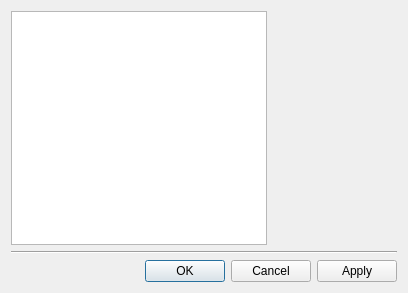
Before: the Qt Designer form src/options/ui_options.ui in psi-im/psi, drawn with Qt 5.
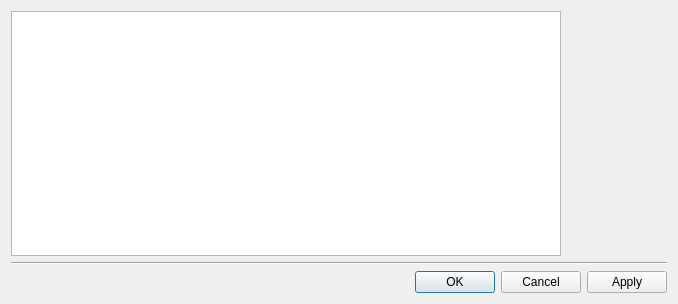
After: the same form once the commit is applied. Custom widgets are drawn as their Qt base class.

Commit message: Options: Prevent flickering when switching tabs

The edit to the form file:
```diff
--- a/src/options/ui_options.ui
+++ b/src/options/ui_options.ui
@@ -6,8 +6,8 @@
    <rect>
     <x>0</x>
     <y>0</y>
-    <width>408</width>
-    <height>293</height>
+    <width>516</width>
+    <height>304</height>
    </rect>
   </property>
   <property name="windowTitle">
@@ -26,7 +26,7 @@
        </property>
        <property name="minimumSize">
         <size>
-         <width>50</width>
+         <width>550</width>
          <height>0</height>
         </size>
        </property>
@@ -55,6 +55,12 @@
        </item>
        <item>
         <widget class="QStackedWidget" name="ws_tabs">
+         <property name="minimumSize">
+          <size>
+           <width>100</width>
+           <height>0</height>
+          </size>
+         </property>
          <widget class="QWidget" name="WStackPage"/>
         </widget>
        </item>
```
The commit also changes 1 other file.
